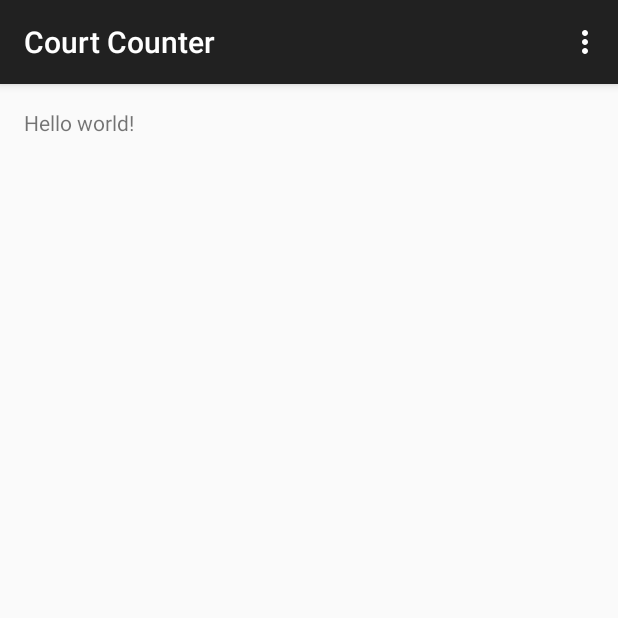
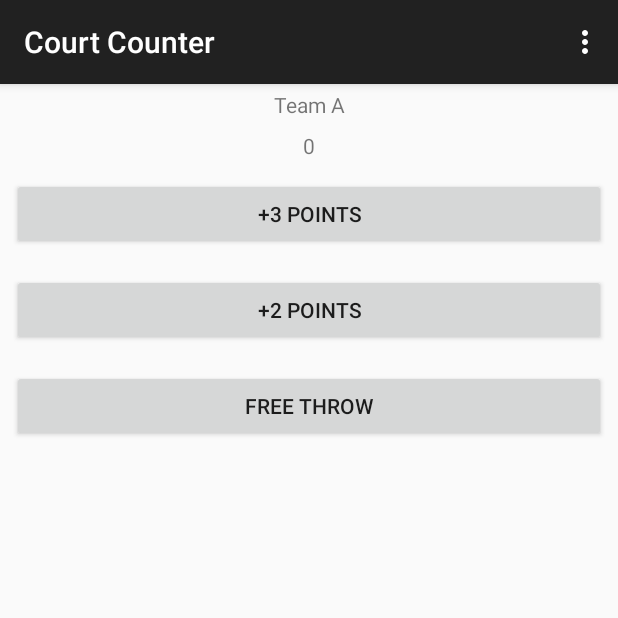
Before and after one commit to Ucamo/CourtCounter, an Android app: the screen it shows after launch (MainActivity), on a phone screen of 412 x 824 dp, the top half of it. Run offline under Robolectric (Android 15) with nearby library versions, the phone set to English and light mode, and no system bars.

Commit message:
prepare first layout of the app

```diff
--- a/app/src/main/res/layout/activity_main.xml
+++ b/app/src/main/res/layout/activity_main.xml
@@ -1,11 +1,34 @@
-<RelativeLayout xmlns:android="http://schemas.android.com/apk/res/android"
+<LinearLayout xmlns:android="http://schemas.android.com/apk/res/android"
     xmlns:tools="http://schemas.android.com/tools" android:layout_width="match_parent"
-    android:layout_height="match_parent" android:paddingLeft="@dimen/activity_horizontal_margin"
-    android:paddingRight="@dimen/activity_horizontal_margin"
-    android:paddingTop="@dimen/activity_vertical_margin"
-    android:paddingBottom="@dimen/activity_vertical_margin" tools:context=".MainActivity">
+    android:layout_height="match_parent"  tools:context=".MainActivity"
+    android:orientation="vertical">
 
-    <TextView android:text="@string/hello_world" android:layout_width="wrap_content"
-        android:layout_height="wrap_content" />
+    <TextView
+        android:layout_width="match_parent"
+        android:layout_height="wrap_content"
+        android:text="Team A"
+        android:gravity="center_horizontal"
+        android:padding="4dp"/>
+    <TextView
+        android:layout_width="match_parent"
+        android:layout_height="wrap_content"
+        android:text="0"
+        android:gravity="center_horizontal"
+        android:padding="4dp"/>
+    <Button
+        android:layout_width="match_parent"
+        android:layout_height="wrap_content"
+        android:text="+3 Points"
+        android:layout_margin="8dp"/>
+    <Button
+        android:layout_width="match_parent"
+        android:layout_height="wrap_content"
+        android:text="+2 Points"
+        android:layout_margin="8dp"/>
+    <Button
+        android:layout_width="match_parent"
+        android:layout_height="wrap_content"
+        android:text="Free Throw"
+        android:layout_margin="8dp"/>
 
-</RelativeLayout>
+</LinearLayout>
```
